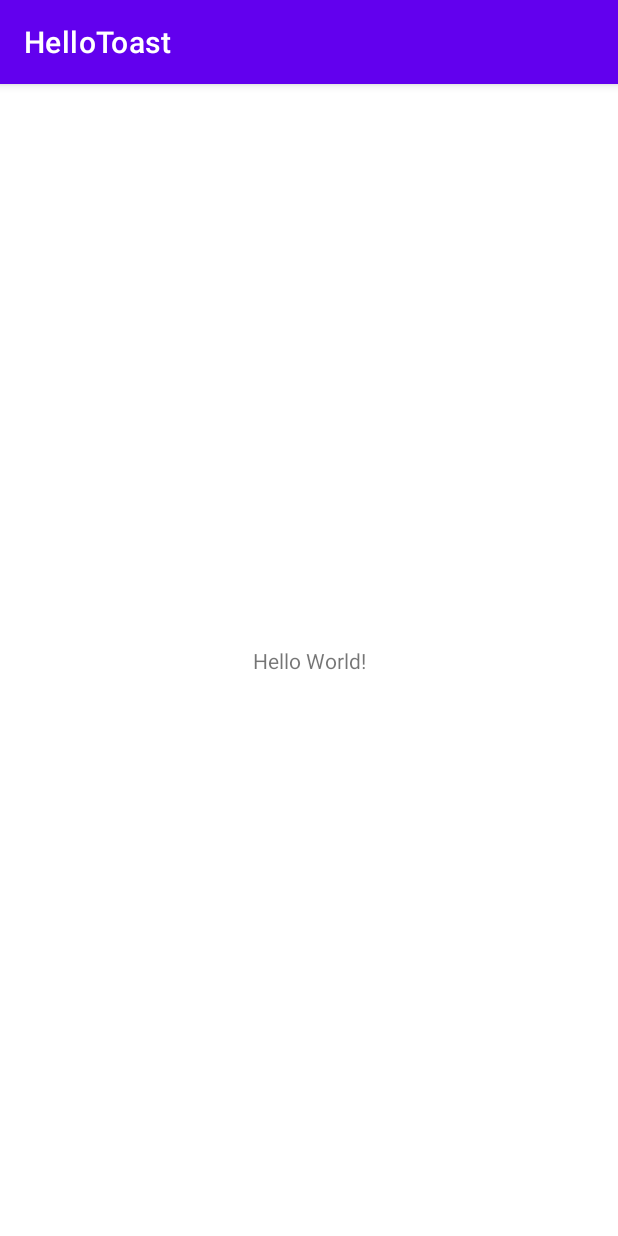
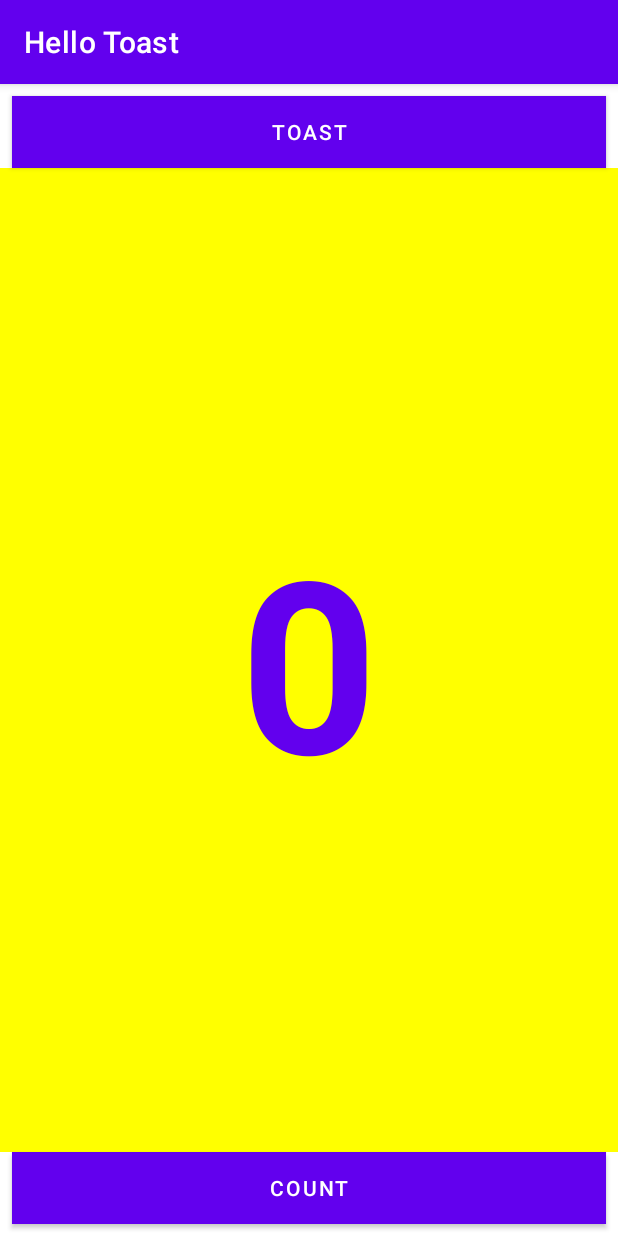
Before and after one commit to khardrix/HelloToastLayoutVariants, an Android app: the screen it shows after launch (MainActivity), on a phone screen of 412 x 824 dp. Run offline under Robolectric (Android 15) with nearby library versions, the phone set to English and light mode, and no system bars.

Commit message:
second commit

```diff
--- a/app/src/main/AndroidManifest.xml
+++ b/app/src/main/AndroidManifest.xml
@@ -1,6 +1,6 @@
 <?xml version="1.0" encoding="utf-8"?>
 <manifest xmlns:android="http://schemas.android.com/apk/res/android"
-    package="com.example.hellotoast">
+    package="com.example.hellotoast" >
 
     <application
         android:allowBackup="true"
@@ -8,10 +8,10 @@
         android:label="@string/app_name"
         android:roundIcon="@mipmap/ic_launcher_round"
         android:supportsRtl="true"
-        android:theme="@style/Theme.HelloToast">
+        android:theme="@style/Theme.HelloToast" >
         <activity
             android:name=".MainActivity"
-            android:exported="true">
+            android:exported="true" >
             <intent-filter>
                 <action android:name="android.intent.action.MAIN" />
 
--- a/app/src/main/java/com/example/hellotoast/MainActivity.java
+++ b/app/src/main/java/com/example/hellotoast/MainActivity.java
@@ -1,8 +1,9 @@
 package com.example.hellotoast;
 
 import androidx.appcompat.app.AppCompatActivity;
-
 import android.os.Bundle;
+import android.view.View;
+import android.widget.Toast;
 
 public class MainActivity extends AppCompatActivity {
 
@@ -11,4 +12,13 @@ public class MainActivity extends AppCompatActivity {
         super.onCreate(savedInstanceState);
         setContentView(R.layout.activity_main);
     }
+
+    public void showToast(View view) {
+        Toast toast = Toast.makeText(this, R.string.toast_message, Toast.LENGTH_SHORT);
+        toast.show();
+    }
+
+    public void countUp(View view) {
+
+    }
 }
--- a/app/src/main/res/layout/activity_main.xml
+++ b/app/src/main/res/layout/activity_main.xml
@@ -1,18 +1,55 @@
 <?xml version="1.0" encoding="utf-8"?>
-<androidx.constraintlayout.widget.ConstraintLayout xmlns:android="http://schemas.android.com/apk/res/android"
+<androidx.constraintlayout.widget.ConstraintLayout
+    xmlns:android="http://schemas.android.com/apk/res/android"
+    xmlns:tools="http://schemas.android.com/tools"
     xmlns:app="http://schemas.android.com/apk/res-auto"
-    xmlns:tools="http://schemas.android.com/tools"
     android:layout_width="match_parent"
     android:layout_height="match_parent"
     tools:context=".MainActivity">
 
+    <Button
+        android:id="@+id/button_toast"
+        android:layout_width="0dp"
+        android:layout_height="wrap_content"
+        android:layout_marginStart="8dp"
+        android:layout_marginTop="8dp"
+        android:layout_marginEnd="8dp"
+        android:background="@color/design_default_color_primary"
+        android:text="@string/button_label_toast"
+        android:textColor="@android:color/white"
+        app:layout_constraintEnd_toEndOf="parent"
+        app:layout_constraintStart_toStartOf="parent"
+        app:layout_constraintTop_toTopOf="parent"
+        android:onClick="showToast" />
+
+    <Button
+        android:id="@+id/button_count"
+        android:layout_width="0dp"
+        android:layout_height="wrap_content"
+        android:layout_marginStart="8dp"
+        android:layout_marginEnd="8dp"
+        android:layout_marginBottom="8dp"
+        android:background="@color/design_default_color_primary"
+        android:text="@string/button_label_count"
+        android:textColor="@android:color/white"
+        app:layout_constraintBottom_toBottomOf="parent"
+        app:layout_constraintEnd_toEndOf="parent"
+        app:layout_constraintStart_toStartOf="parent"
+        android:onClick="countUp" />
+
     <TextView
-        android:layout_width="wrap_content"
-        android:layout_height="wrap_content"
-        android:text="Hello World!"
-        app:layout_constraintBottom_toBottomOf="parent"
-        app:layout_constraintLeft_toLeftOf="parent"
-        app:layout_constraintRight_toRightOf="parent"
-        app:layout_constraintTop_toTopOf="parent" />
-
+        android:id="@+id/show_count"
+        android:layout_width="0dp"
+        android:layout_height="0dp"
+        android:background="#FFFF00"
+        android:gravity="center_vertical"
+        android:text="@string/count_initial_value"
+        android:textAlignment="center"
+        android:textColor="@color/design_default_color_primary"
+        android:textSize="160sp"
+        android:textStyle="bold"
+        app:layout_constraintBottom_toTopOf="@+id/button_count"
+        app:layout_constraintEnd_toEndOf="parent"
+        app:layout_constraintStart_toStartOf="parent"
+        app:layout_constraintTop_toBottomOf="@+id/button_toast" />
 </androidx.constraintlayout.widget.ConstraintLayout>
--- a/app/src/main/res/values/strings.xml
+++ b/app/src/main/res/values/strings.xml
@@ -1,3 +1,7 @@
 <resources>
-    <string name="app_name">HelloToast</string>
+    <string name="app_name">Hello Toast</string>
+    <string name="button_label_toast">Toast</string>
+    <string name="button_label_count">Count</string>
+    <string name="count_initial_value">0</string>
+    <string name="toast_message">Hello Toast!</string>
 </resources>
```
